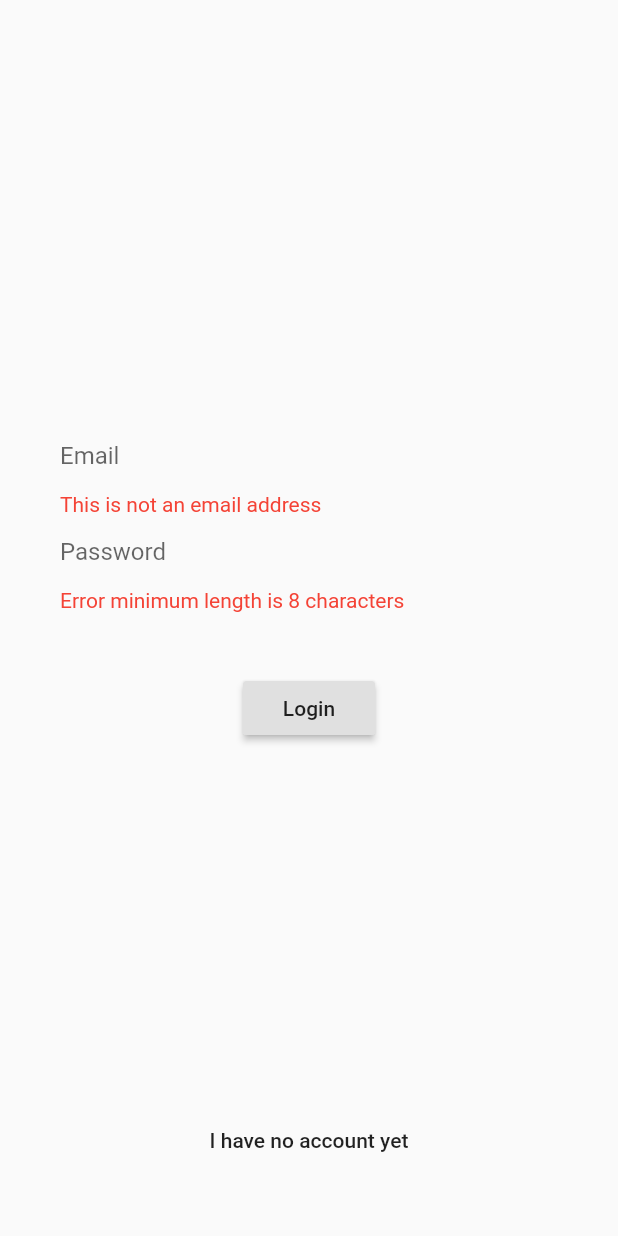
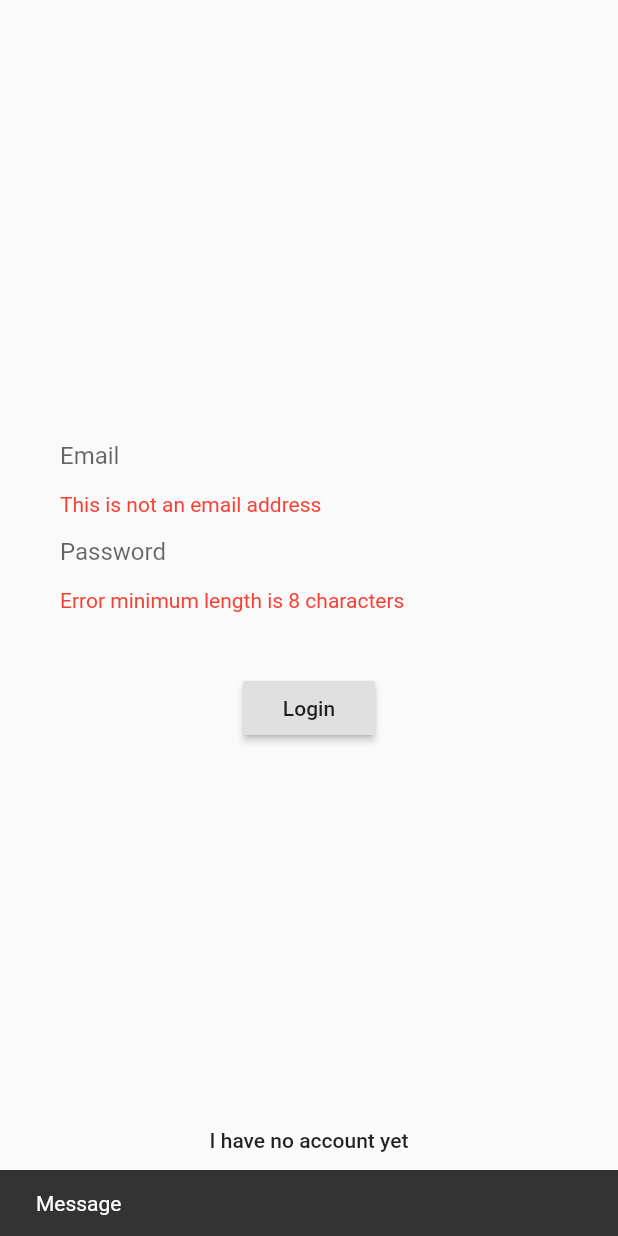
Before and after one commit to koyadovic/ml-diabetes-app, a Flutter app: the screen it shows after launch, after a tap on "Login", on a phone screen of 412 x 824 dp. Run offline on Flutter 3.47's test engine with Material 2 defaults, Android fonts, the phone set to English and light mode, and no system bars; our stand-ins replace localstorage.

Commit message:
Actualizar v1_screen.dart, view_model.dart y 8 más archivos...

```diff
--- a/lib/authentication/view/login/v1_screen.dart
+++ b/lib/authentication/view/login/v1_screen.dart
@@ -1,7 +1,6 @@
 import 'package:Dia/shared/view/messages.dart';
 import 'package:Dia/shared/view/navigation.dart';
 import 'package:Dia/shared/view/screen_widget.dart';
-import 'package:Dia/shared/view/screens.dart';
 import 'package:flutter/material.dart';
 import 'view_model.dart';
 
--- a/lib/authentication/view/login/view_model.dart
+++ b/lib/authentication/view/login/view_model.dart
@@ -50,7 +50,7 @@ class LoginViewModel extends DiaViewModel {
   }
 
   void _validate() {
-    messages.showInformation('Title', 'Message');
+    messages.showInformation('Message');
     bool isValid = true;
     if(!_emailPattern.hasMatch(_email)) {
       _emailError = 'This is not an email address';
@@ -72,17 +72,18 @@ class LoginViewModel extends DiaViewModel {
 
   Future<void> login() async {
     _validate();
-    print('view_model login()');
     if (_isValid) {
       try {
         setLoading(true);
         await authenticationServices.login(email, password);
+        // TODO capture 401 and show message
       } catch (err) {
         throw err;
       } finally {
         setLoading(false);
       }
       if(authenticationServices.isAuthenticated()) {
+        messages.showInformation('');
         navigation.requestScreenChange(DiaScreen.USER_DATA);
       }
     }
--- a/lib/authentication/view/signup/v1_screen.dart
+++ b/lib/authentication/view/signup/v1_screen.dart
@@ -1,7 +1,6 @@
 import 'package:Dia/shared/view/messages.dart';
 import 'package:Dia/shared/view/navigation.dart';
 import 'package:Dia/shared/view/screen_widget.dart';
-import 'package:Dia/shared/view/screens.dart';
 import 'package:flutter/material.dart';
 import 'view_model.dart';
 
--- a/lib/authentication/view/signup/view_model.dart
+++ b/lib/authentication/view/signup/view_model.dart
@@ -1,7 +1,6 @@
 import 'package:Dia/authentication/controller/services.dart';
 import 'package:Dia/shared/view/messages.dart';
 import 'package:Dia/shared/view/navigation.dart';
-import 'package:Dia/shared/view/screens.dart';
 import 'package:Dia/shared/view/view_model.dart';
 import 'package:flutter/material.dart';
 
--- a/lib/main/view/main_screen.dart
+++ b/lib/main/view/main_screen.dart
@@ -24,6 +24,7 @@ class _MainScreenState extends State<MainScreen> implements Messages, Navigation
   DiaScreen _currentScreen;
   DiaScreenStatefulWidget _currentScreenWidget;
   ApiRestBackend _backend;
+  final GlobalKey<ScaffoldState> _scaffoldKey = new GlobalKey<ScaffoldState>();
 
   @override
   void initState() {
@@ -91,6 +92,7 @@ class _MainScreenState extends State<MainScreen> implements Messages, Navigation
     }
 
     return Scaffold(
+      key: _scaffoldKey,
       appBar: appBar,
       body: _currentScreenWidget,
       drawer: _currentScreenWidget.hasDrawer() ? getDrawer(context) : null,
@@ -99,9 +101,12 @@ class _MainScreenState extends State<MainScreen> implements Messages, Navigation
   }
 
   @override
-  Future<void> showInformation(String title, String message) {
-    print('$title: $message');
-    // TODO
+  Future<void> showInformation(String message) async {
+    int seconds = message.split(' ').length;
+    Duration duration = Duration(seconds: seconds);
+    SnackBar bar = SnackBar(content: Text('$message'), duration: duration);
+    _scaffoldKey.currentState.showSnackBar(bar);
+    return;
   }
 
   @override
--- a/lib/shared/view/messages.dart
+++ b/lib/shared/view/messages.dart
@@ -1,3 +1,3 @@
 abstract class Messages {
-  Future<void> showInformation(String title, String message);
+  Future<void> showInformation(String message);
 }
--- a/lib/shared/view/screen_widget.dart
+++ b/lib/shared/view/screen_widget.dart
@@ -1,4 +1,3 @@
-import 'package:Dia/shared/view/screens.dart';
 import 'package:flutter/material.dart';
 
 import 'messages.dart';
--- a/lib/user_data/view/v1_screen.dart
+++ b/lib/user_data/view/v1_screen.dart
@@ -1,10 +1,7 @@
 import 'package:Dia/shared/view/messages.dart';
 import 'package:Dia/shared/view/navigation.dart';
 import 'package:Dia/shared/view/screen_widget.dart';
-import 'package:Dia/shared/view/screens.dart';
 import 'package:flutter/material.dart';
-import 'package:flutter/src/widgets/framework.dart';
-
 import 'view_model.dart';
 
 
--- a/lib/user_data/view/view_model.dart
+++ b/lib/user_data/view/view_model.dart
@@ -1,6 +1,5 @@
 import 'package:Dia/shared/view/messages.dart';
 import 'package:Dia/shared/view/navigation.dart';
-import 'package:Dia/shared/view/screens.dart';
 import 'package:Dia/shared/view/view_model.dart';
 import 'package:flutter/material.dart';
 
```
Also changed, not shown: lib/shared/view/screens.dart (added).
